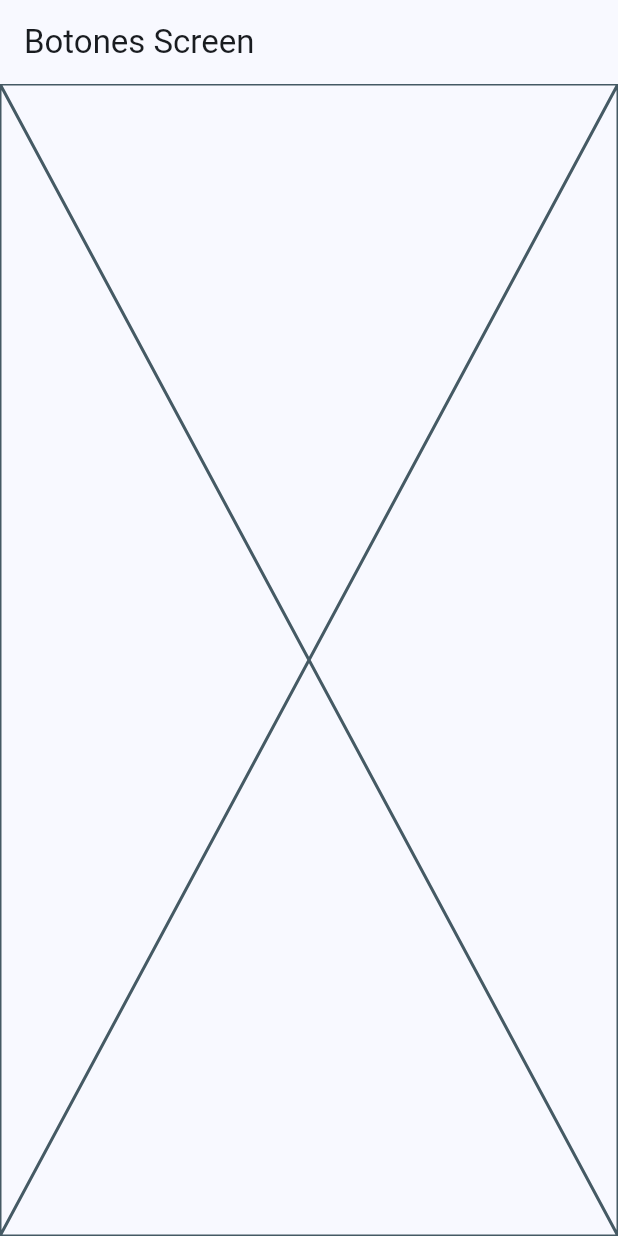
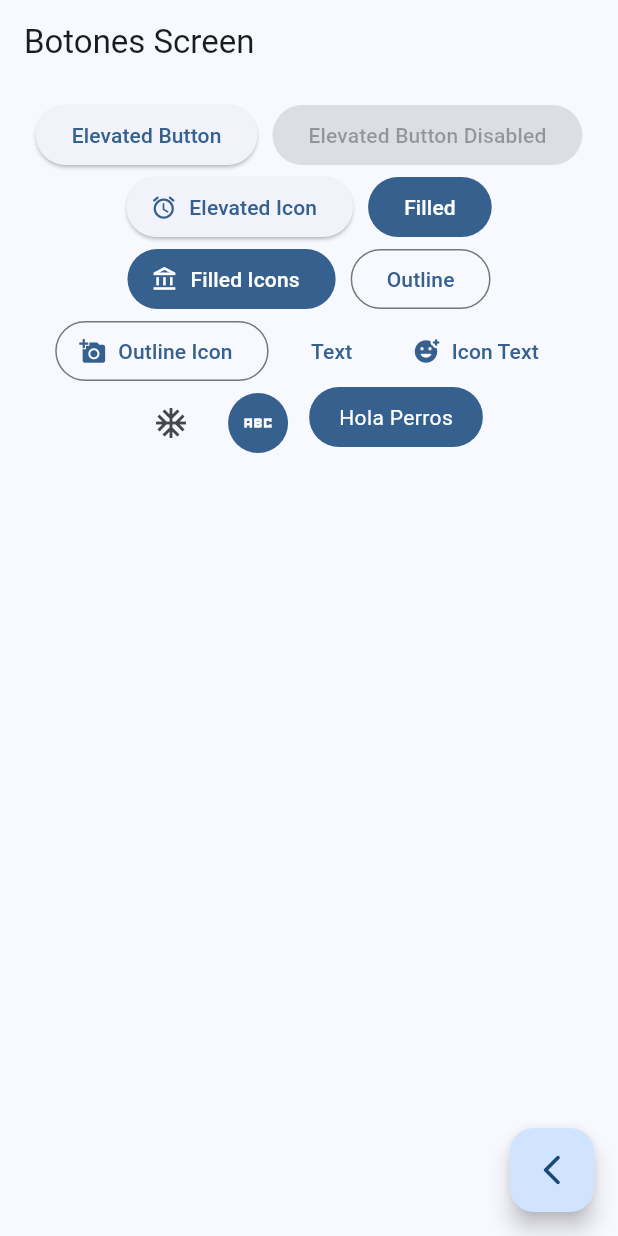
Before and after one commit to alejandrogallardo/WidgetFlutter, a Flutter app: the ButtonsScreen screen opened by its route, on a phone screen of 412 x 824 dp. Run offline on Flutter 3.47's test engine with Material 2 defaults, Android fonts, the phone set to English and light mode, and no system bars; our stand-ins replace go_router.

Commit message:
Se crearon botones

```diff
--- a/lib/presentation/screens/buttons/buttons_screen.dart
+++ b/lib/presentation/screens/buttons/buttons_screen.dart
@@ -1,4 +1,5 @@
 import 'package:flutter/material.dart';
+import 'package:go_router/go_router.dart';
 
 class ButtonsScreen extends StatelessWidget {
   const ButtonsScreen({super.key});
@@ -9,7 +10,97 @@ class ButtonsScreen extends StatelessWidget {
       appBar: AppBar(
         title: const Text('Botones Screen'),
       ),
-      body: const Placeholder(),
+      body: const _ButtonsView(),
+      floatingActionButton: FloatingActionButton(
+        child: const Icon(Icons.arrow_back_ios_new_rounded),
+        onPressed: () {
+          context.pop();
+        },
+      ),
     );
   }
 }
+
+class _ButtonsView extends StatelessWidget {
+  const _ButtonsView();
+
+  @override
+  Widget build(BuildContext context) {
+    final colors = Theme.of(context).colorScheme;
+    return SizedBox(
+      width: double.infinity,
+      child: Padding(
+        padding: const EdgeInsets.symmetric(horizontal: 10, vertical: 10),
+        child: Wrap(
+          spacing: 10,
+          alignment: WrapAlignment.center,
+          children: [
+            ElevatedButton(onPressed: (){}, child: const Text('Elevated Button')),
+            const ElevatedButton(onPressed: null, child: Text('Elevated Button Disabled')),
+            ElevatedButton.icon(
+              onPressed: (){},
+              icon: const Icon(Icons.access_alarm_rounded),
+              label: const Text('Elevated Icon'),
+            ),
+            FilledButton(
+              onPressed: (){},
+              child: const Text('Filled')
+            ),
+            FilledButton.icon(
+              onPressed: (){},
+              icon: const Icon(Icons.account_balance_outlined),
+              label: const Text('Filled Icons')
+            ),
+            OutlinedButton(onPressed: (){}, child: const Text('Outline')),
+            OutlinedButton.icon(
+              onPressed: (){},
+              icon: const Icon(Icons.add_a_photo),
+              label: const Text('Outline Icon')
+            ),
+            TextButton(onPressed: (){}, child: const Text('Text')),
+            TextButton.icon(
+              onPressed: (){},
+              icon: const Icon(Icons.add_reaction_rounded),
+              label: const Text('Icon Text')
+            ),
+            IconButton(
+              onPressed: (){},
+              icon: const Icon(Icons.ac_unit_sharp)
+            ),
+            IconButton(
+              onPressed: (){},
+              icon: const Icon(Icons.abc_sharp),
+              style: ButtonStyle(
+                backgroundColor: MaterialStatePropertyAll(colors.primary),
+                iconColor: const MaterialStatePropertyAll(Colors.white),
+              ),
+            ),
+            const CustomButton(),
+          ],
+        ),
+      ),
+    );
+  }
+}
+
+class CustomButton extends StatelessWidget {
+  const CustomButton({super.key});
+
+  @override
+  Widget build(BuildContext context) {
+    final colors = Theme.of(context).colorScheme;
+    return ClipRRect(
+      borderRadius: BorderRadius.circular(20),
+      child: Material(
+        color: colors.primary,
+        child: InkWell(
+          onTap: (){},
+          child: const Padding(
+            padding: EdgeInsets.symmetric(horizontal: 20, vertical: 10),
+            child: Text('Hola Perros', style: TextStyle(color: Colors.white),)
+          ),
+        ),
+      ),
+    );
+  }
+}
--- a/lib/presentation/screens/home/home_screen.dart
+++ b/lib/presentation/screens/home/home_screen.dart
@@ -3,6 +3,7 @@ import 'package:go_router/go_router.dart';
 import 'package:widgets_app/config/menu/menu_items.dart';
 
 class HomeScreen extends StatelessWidget {
+  static const String name = 'home_screen';
   const HomeScreen({super.key});
 
   @override
```
